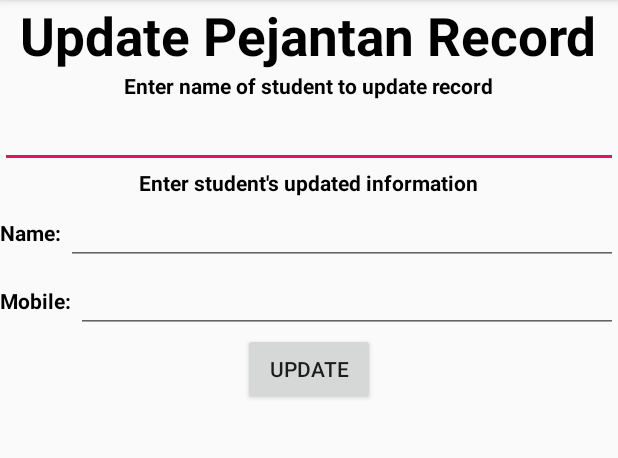
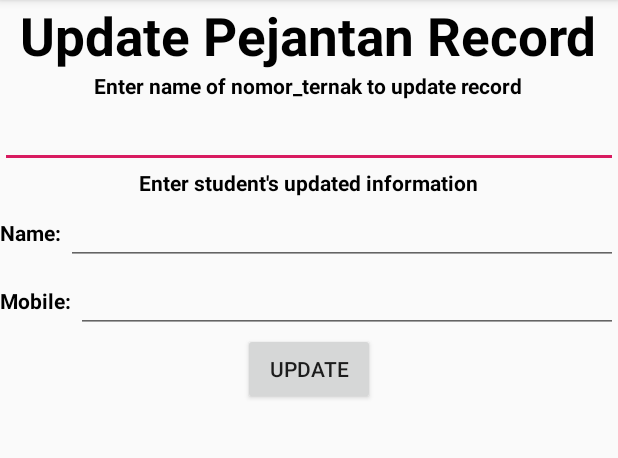
Before and after one commit to v13nr2/SQLite, an Android app: the UpdatePejantanActivity screen opened directly, with no data from a screen before it, after a tap on "UPDATE", on a phone screen of 412 x 824 dp, the part 84-542 px from its top. Run offline under Robolectric (Android 15) with nearby library versions, the phone set to English and light mode, and no system bars; 1 statement that could not run was skipped.

Commit message:
change to ternak

```diff
--- a/app/src/main/java/com/jogjaide/ternakapp/DatabaseHandler.java
+++ b/app/src/main/java/com/jogjaide/ternakapp/DatabaseHandler.java
@@ -55,7 +55,7 @@ public class DatabaseHandler {
 
     // Search a student's record by name and updateit
     public static void updateUsingName(String oldName, String newName, String newMobile){
-        String sql = "UPDATE students SET name = '"+newName+"', mobile = '"+newMobile+"' WHERE name = '"+oldName+"';";
+        String sql = "UPDATE ternak_pejantan SET nomor_ternak = '"+newName+"', nama_ternak = '"+newMobile+"' WHERE nomor_ternak = '"+oldName+"';";
         db.execSQL(sql);
     }
 }
--- a/app/src/main/res/layout/activity_update_pejantan.xml
+++ b/app/src/main/res/layout/activity_update_pejantan.xml
@@ -20,7 +20,7 @@
         android:layout_width="wrap_content"
         android:layout_height="wrap_content"
         android:layout_gravity="center"
-        android:text="Enter name of student to update record"
+        android:text="Enter name of nomor_ternak to update record"
         android:textColor="#000000"
         android:textStyle="bold" />
     <EditText
```
